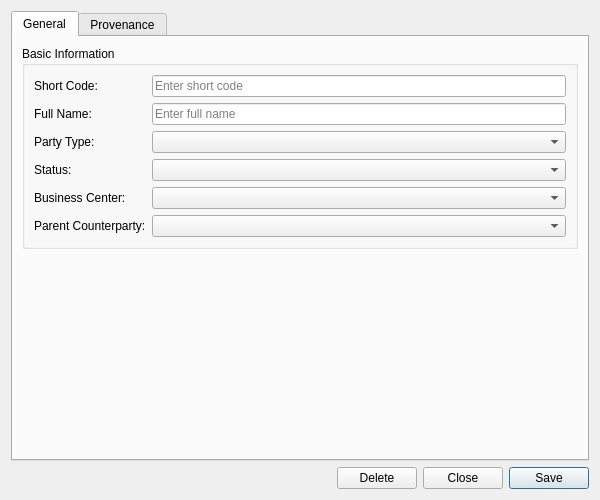
The window that projects/ores.qt/refdata/ui/CounterpartyDetailDialog.ui (OreStudio/OreStudio) describes before a commit, drawn with Qt 5.
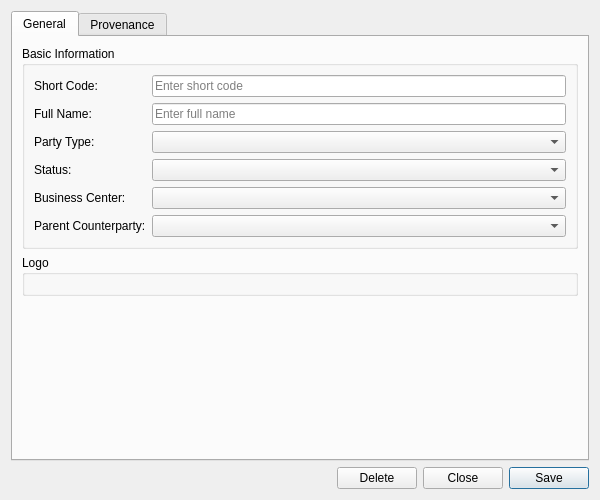
The same window after the commit. Custom widgets are drawn as their Qt base class.

Commit message:
[refdata,qt,agile] Extend logo picker to PartyDetailDialog; feature-test the Counterparty logo
Adds a nullable image_id to party (mirroring the existing counterparty
column) and a matching Qt logo picker on PartyDetailDialog, so the
field is user-testable on both dialogs. Adds a feature-test scenario
for the counterparty logo, and files a backlog task to write the Acme
Bank manual chapter.

Story-ID: CB7351E9-8E7E-4BA4-9399-4EB22F6192D4
Task-ID: 21C9CA52-3515-4D99-9B95-1F5BA8A05DCD

```diff
--- a/projects/ores.qt/refdata/ui/CounterpartyDetailDialog.ui
+++ b/projects/ores.qt/refdata/ui/CounterpartyDetailDialog.ui
@@ -128,6 +128,14 @@
          </layout>
         </widget>
        </item>
+       <item>
+        <widget class="QGroupBox" name="flagGroup">
+         <property name="title">
+          <string>Logo</string>
+         </property>
+         <layout class="QVBoxLayout" name="flagGroupLayout"/>
+        </widget>
+       </item>
        <item>
         <spacer name="verticalSpacer">
          <property name="orientation">
```
The commit also changes 54 other files.
